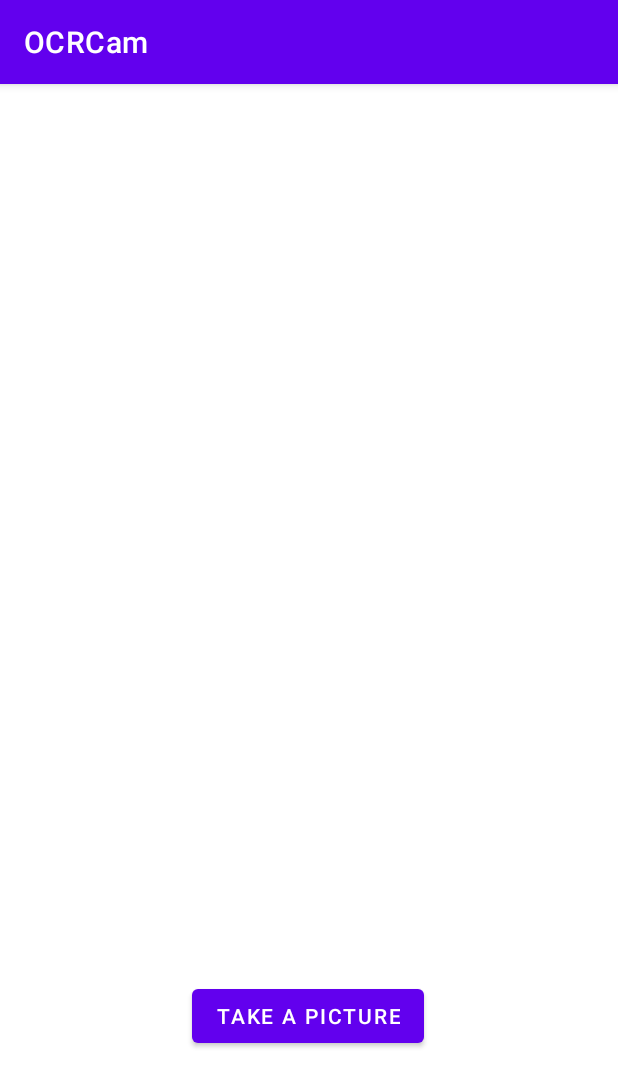
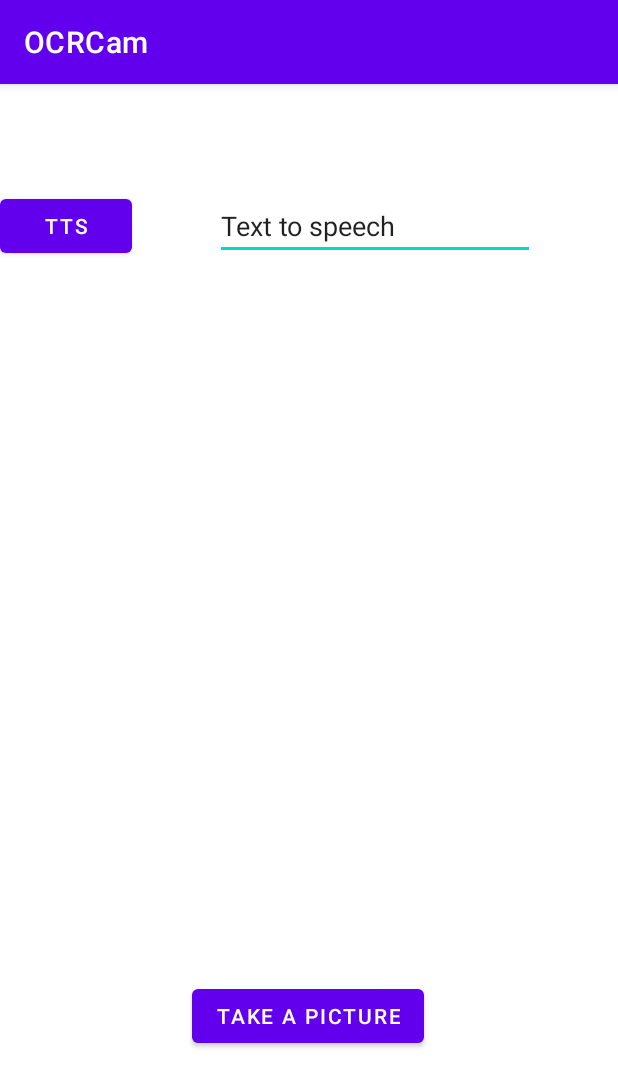
Before and after one commit to hamzatamry/C4U, an Android app: the screen it shows after launch (MainActivity), on a phone screen of 412 x 824 dp. Shown: the top 1087 px of the screen. Run offline under Robolectric (Android 15) with nearby library versions, the phone set to English and light mode, and no system bars; libraries missing offline, so code that uses them is left out: com.google.android.gms.

Commit message:
TTS added

```diff
--- a/app/src/main/java/com/example/ocrcam/MainActivity.java
+++ b/app/src/main/java/com/example/ocrcam/MainActivity.java
@@ -7,9 +7,11 @@ import android.graphics.Bitmap;
 import android.graphics.drawable.BitmapDrawable;
 import android.os.Bundle;
 import android.provider.MediaStore;
+import android.speech.tts.TextToSpeech;
 import android.util.SparseArray;
 import android.view.View;
 import android.widget.Button;
+import android.widget.EditText;
 import android.widget.ImageView;
 import android.widget.TextView;
 
@@ -17,13 +19,20 @@ import com.google.android.gms.vision.Frame;
 import com.google.android.gms.vision.text.TextBlock;
 import com.google.android.gms.vision.text.TextRecognizer;
 
+import java.util.Locale;
+
 public class MainActivity extends AppCompatActivity {
 
     private ImageView imgView;
     private Button TakePicButt;
     private TextRecognizer recognizer;
     private TextView textView;
+    private Button ttsButton;
+    private EditText ttsText;
+    TextToSpeech textToSpeech;
     private static final int REQUEST_IMAGE_CAPTURE = 101;
+
+
     @Override
     protected void onCreate(Bundle savedInstanceState) {
         super.onCreate(savedInstanceState);
@@ -32,6 +41,26 @@ public class MainActivity extends AppCompatActivity {
         imgView = findViewById(R.id.imageView);
         TakePicButt = findViewById(R.id.button);
         textView = findViewById(R.id.textView);
+        ttsButton = findViewById(R.id.button2);
+        ttsText = findViewById(R.id.editText);
+
+         textToSpeech = new TextToSpeech(getApplicationContext(), new TextToSpeech.OnInitListener() {
+            @Override
+            public void onInit(int status) {
+                if(status != TextToSpeech.ERROR){
+                    textToSpeech.setLanguage(Locale.ENGLISH);
+                }
+            }
+        });
+        ttsButton.setOnClickListener(new View.OnClickListener() {
+            @Override
+            public void onClick(View v) {
+                String ttsSpeech = ttsText.getText().toString();
+                textToSpeech.speak(ttsSpeech,TextToSpeech.QUEUE_FLUSH,null);
+
+            }
+        });
+
         TakePicButt.setOnClickListener(new View.OnClickListener() {
             @Override
             public void onClick(View v) {
@@ -41,6 +70,12 @@ public class MainActivity extends AppCompatActivity {
                 }
             }
         });
+    }
+
+    @Override
+    public void onPause() {
+        super.onPause();
+        textToSpeech.shutdown();
     }
 
 
--- a/app/src/main/res/layout/activity_main.xml
+++ b/app/src/main/res/layout/activity_main.xml
@@ -36,4 +36,25 @@
         app:layout_constraintEnd_toEndOf="parent"
         app:layout_constraintStart_toStartOf="parent"
         app:layout_constraintTop_toBottomOf="@+id/imageView" />
+
+    <Button
+        android:id="@+id/button2"
+        android:layout_width="wrap_content"
+        android:layout_height="wrap_content"
+        android:text="TTS"
+        app:layout_constraintBottom_toTopOf="@+id/imageView"
+        app:layout_constraintStart_toStartOf="parent"
+        app:layout_constraintTop_toTopOf="parent" />
+
+    <EditText
+        android:id="@+id/editText"
+        android:layout_width="wrap_content"
+        android:layout_height="wrap_content"
+        android:ems="10"
+        android:inputType="textPersonName"
+        android:text="Text to speech"
+        app:layout_constraintBottom_toTopOf="@+id/imageView"
+        app:layout_constraintEnd_toEndOf="parent"
+        app:layout_constraintStart_toEndOf="@+id/button2"
+        app:layout_constraintTop_toTopOf="parent" />
 </androidx.constraintlayout.widget.ConstraintLayout>
```
